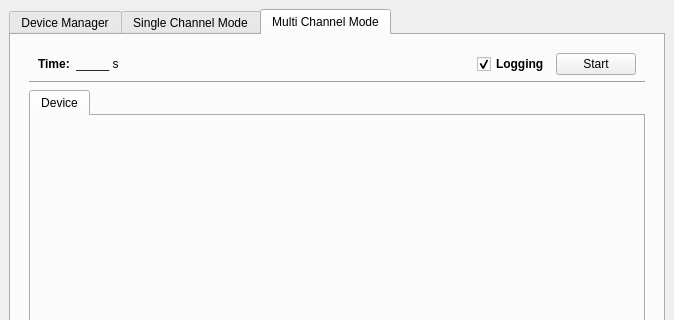
Old version of the form expresso_python_api/expresso/gui/expresso_gui.ui in the repository iorodeo/expresso_device_software; both pictures show x 0 to 674 and y 0 to 320 of the 674 by 663 pixel window.
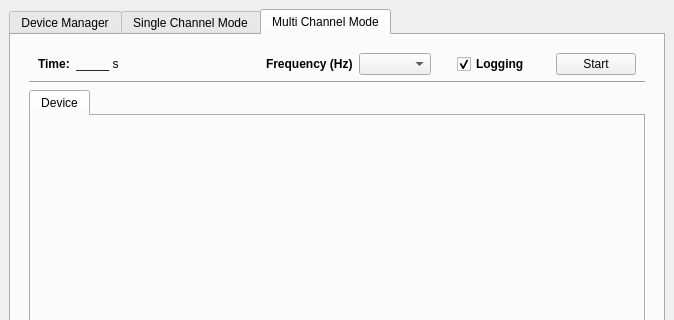
New version of the form. The open tabs and pages were chosen to show the change. Custom widgets are drawn as their Qt base class.

Commit message: Added frequency combobox to multi-channel tab so that users can change the sample frequency in multi-channel mode. Fixed a couple of minor issues which effected the multi-channel timer start.

```diff
--- a/expresso_python_api/expresso/gui/expresso_gui.ui
+++ b/expresso_python_api/expresso/gui/expresso_gui.ui
@@ -619,6 +619,38 @@
                 </property>
                </spacer>
               </item>
+              <item>
+               <widget class="QLabel" name="multiChannelFreqLabel">
+                <property name="font">
+                 <font>
+                  <weight>75</weight>
+                  <bold>true</bold>
+                 </font>
+                </property>
+                <property name="text">
+                 <string>Frequency (Hz)</string>
+                </property>
+               </widget>
+              </item>
+              <item>
+               <widget class="QComboBox" name="multiChannelFreqComboBox"/>
+              </item>
+              <item>
+               <spacer name="horizontalSpacer">
+                <property name="orientation">
+                 <enum>Qt::Horizontal</enum>
+                </property>
+                <property name="sizeType">
+                 <enum>QSizePolicy::Fixed</enum>
+                </property>
+                <property name="sizeHint" stdset="0">
+                 <size>
+                  <width>20</width>
+                  <height>20</height>
+                 </size>
+                </property>
+               </spacer>
+              </item>
               <item>
                <widget class="QCheckBox" name="loggingCheckBox">
                 <property name="font">
@@ -635,6 +667,22 @@
                 </property>
                </widget>
               </item>
+              <item>
+               <spacer name="horizontalSpacer_7">
+                <property name="orientation">
+                 <enum>Qt::Horizontal</enum>
+                </property>
+                <property name="sizeType">
+                 <enum>QSizePolicy::Fixed</enum>
+                </property>
+                <property name="sizeHint" stdset="0">
+                 <size>
+                  <width>20</width>
+                  <height>20</height>
+                 </size>
+                </property>
+               </spacer>
+              </item>
               <item>
                <widget class="QPushButton" name="multiChannelStart">
                 <property name="sizePolicy">
```
Left out of the diff: 2 changed lines with no effect on the pictures. The commit also changes 2 other files.
